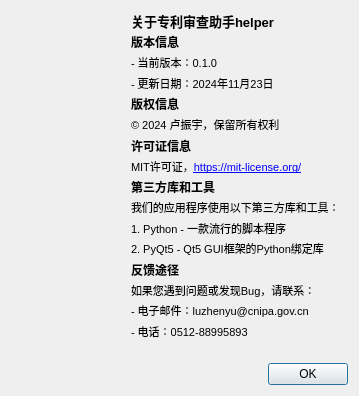
Before: the Qt Designer form src/helper/UI/aboutDialog.ui in chenyulue/helper, drawn with Qt 5.
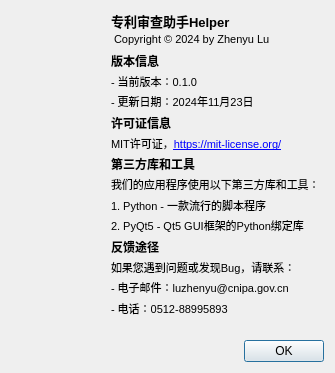
After: the same form once the commit is applied. Icons and pictures are not drawn.

Commit message: add toolbar widgets

What changed in the file:
```diff
--- a/src/helper/UI/aboutDialog.ui
+++ b/src/helper/UI/aboutDialog.ui
@@ -6,8 +6,8 @@
    <rect>
     <x>0</x>
     <y>0</y>
-    <width>359</width>
-    <height>363</height>
+    <width>335</width>
+    <height>344</height>
    </rect>
   </property>
   <property name="sizePolicy">
@@ -42,8 +42,8 @@
        </property>
        <property name="maximumSize">
         <size>
-         <width>100</width>
-         <height>100</height>
+         <width>80</width>
+         <height>80</height>
         </size>
        </property>
        <property name="text">
@@ -66,7 +66,7 @@
         </sizepolicy>
        </property>
        <property name="text">
-        <string>&lt;html&gt;&lt;head/&gt;&lt;body&gt;&lt;p style=&quot;line-height:0.5&quot;&gt;&lt;span style=&quot; font-size:10pt; font-weight:600;&quot;&gt;关于专利审查助手helper&lt;/span&gt;&lt;/p&gt;&lt;p style=&quot;line-height:0.5&quot;&gt;&lt;span style=&quot; font-weight:600;&quot;&gt;版本信息&lt;/span&gt;&lt;/p&gt;&lt;p style=&quot;line-height:0.5&quot;&gt;&lt;span style=&quot; font-size:8pt;&quot;&gt;- 当前版本：0.1.0&lt;/span&gt;&lt;/p&gt;&lt;p style=&quot;line-height:0.5&quot;&gt;&lt;span style=&quot; font-size:8pt;&quot;&gt;- 更新日期：2024年11月23日&lt;/span&gt;&lt;/p&gt;&lt;p style=&quot;line-height:0.5&quot;&gt;&lt;span style=&quot; font-weight:600;&quot;&gt;版权信息&lt;/span&gt;&lt;/p&gt;&lt;p style=&quot;line-height:0.5&quot;&gt;&lt;span style=&quot; font-size:8pt;&quot;&gt;© 2024 卢振宇，保留所有权利 &lt;/span&gt;&lt;/p&gt;&lt;p style=&quot;line-height:0.5&quot;&gt;&lt;span style=&quot; font-weight:600;&quot;&gt;许可证信息&lt;/span&gt;&lt;/p&gt;&lt;p style=&quot;line-height:0.5&quot;&gt;&lt;span style=&quot; font-size:8pt;&quot;&gt;MIT许可证，&lt;a href=&quot;https://mit-license.org/&quot;&gt;https://mit-license.org/&lt;/a&gt;&lt;/span&gt;&lt;/p&gt;&lt;p style=&quot;line-height:0.5&quot;&gt;&lt;span style=&quot; font-weight:600;&quot;&gt;第三方库和工具&lt;/span&gt;&lt;/p&gt;&lt;p style=&quot;line-height:0.5&quot;&gt;&lt;span style=&quot; font-size:8pt;&quot;&gt;我们的应用程序使用以下第三方库和工具： &lt;/span&gt;&lt;/p&gt;&lt;p style=&quot;line-height:0.5&quot;&gt;&lt;span style=&quot; font-size:8pt;&quot;&gt;1. Python - 一款流行的脚本程序&lt;/span&gt;&lt;/p&gt;&lt;p style=&quot;line-height:0.5&quot;&gt;&lt;span style=&quot; font-size:8pt;&quot;&gt;2. PyQt5 - Qt5 GUI框架的Python绑定库&lt;/span&gt;&lt;/p&gt;&lt;p style=&quot;line-height:0.5&quot;&gt;&lt;span style=&quot; font-size:9pt; font-weight:600;&quot;&gt;反馈途径&lt;/span&gt;&lt;/p&gt;&lt;p style=&quot;line-height:0.5&quot;&gt;&lt;span style=&quot; font-size:8pt;&quot;&gt;如果您遇到问题或发现Bug，请联系：&lt;/span&gt;&lt;/p&gt;&lt;p style=&quot;line-height:0.5&quot;&gt;&lt;span style=&quot; font-size:8pt;&quot;&gt;- 电子邮件：luzhenyu@cnipa.gov.cn&lt;/span&gt;&lt;/p&gt;&lt;p style=&quot;line-height:0.5&quot;&gt;&lt;span style=&quot; font-size:8pt;&quot;&gt;- 电话：0512-88995893&lt;/span&gt;&lt;/p&gt;&lt;p style=&quot;line-height:0.5&quot;&gt;&lt;/p&gt;&lt;/body&gt;&lt;/html&gt;</string>
+        <string>&lt;html&gt;&lt;head/&gt;&lt;body&gt;&lt;p style=&quot;line-height:0.5&quot;&gt;&lt;span style=&quot; font-size:10pt; font-weight:600;&quot;&gt;专利审查助手Helper&lt;/span&gt;&lt;/p&gt;&lt;p style=&quot;line-height:0.5&quot;&gt;&lt;span style=&quot; font-size:8pt;&quot;&gt;&amp;nbsp;Copyright © 2024 by Zhenyu Lu &lt;/span&gt;&lt;/p&gt;&lt;p style=&quot;line-height:0.5&quot;&gt;&lt;span style=&quot; font-weight:600;&quot;&gt;版本信息&lt;/span&gt;&lt;/p&gt;&lt;p style=&quot;line-height:0.5&quot;&gt;&lt;span style=&quot; font-size:8pt;&quot;&gt;- 当前版本：0.1.0&lt;/span&gt;&lt;/p&gt;&lt;p style=&quot;line-height:0.5&quot;&gt;&lt;span style=&quot; font-size:8pt;&quot;&gt;- 更新日期：2024年11月23日&lt;/span&gt;&lt;/p&gt;&lt;p style=&quot;line-height:0.5&quot;&gt;&lt;span style=&quot; font-weight:600;&quot;&gt;许可证信息&lt;/span&gt;&lt;/p&gt;&lt;p style=&quot;line-height:0.5&quot;&gt;&lt;span style=&quot; font-size:8pt;&quot;&gt;MIT许可证，&lt;a href=&quot;https://mit-license.org/&quot;&gt;https://mit-license.org/&lt;/a&gt;&lt;/span&gt;&lt;/p&gt;&lt;p style=&quot;line-height:0.5&quot;&gt;&lt;span style=&quot; font-weight:600;&quot;&gt;第三方库和工具&lt;/span&gt;&lt;/p&gt;&lt;p style=&quot;line-height:0.5&quot;&gt;&lt;span style=&quot; font-size:8pt;&quot;&gt;我们的应用程序使用以下第三方库和工具： &lt;/span&gt;&lt;/p&gt;&lt;p style=&quot;line-height:0.5&quot;&gt;&lt;span style=&quot; font-size:8pt;&quot;&gt;1. Python - 一款流行的脚本程序&lt;/span&gt;&lt;/p&gt;&lt;p style=&quot;line-height:0.5&quot;&gt;&lt;span style=&quot; font-size:8pt;&quot;&gt;2. PyQt5 - Qt5 GUI框架的Python绑定库&lt;/span&gt;&lt;/p&gt;&lt;p style=&quot;line-height:0.5&quot;&gt;&lt;span style=&quot; font-size:9pt; font-weight:600;&quot;&gt;反馈途径&lt;/span&gt;&lt;/p&gt;&lt;p style=&quot;line-height:0.5&quot;&gt;&lt;span style=&quot; font-size:8pt;&quot;&gt;如果您遇到问题或发现Bug，请联系：&lt;/span&gt;&lt;/p&gt;&lt;p style=&quot;line-height:0.5&quot;&gt;&lt;span style=&quot; font-size:8pt;&quot;&gt;- 电子邮件：luzhenyu@cnipa.gov.cn&lt;/span&gt;&lt;/p&gt;&lt;p style=&quot;line-height:0.5&quot;&gt;&lt;span style=&quot; font-size:8pt;&quot;&gt;- 电话：0512-88995893&lt;/span&gt;&lt;/p&gt;&lt;p style=&quot;line-height:0.5&quot;&gt;&lt;/p&gt;&lt;/body&gt;&lt;/html&gt;</string>
        </property>
        <property name="textFormat">
         <enum>Qt::AutoText</enum>
```
Left out of the diff: 2 changed lines with no effect on the pictures. The commit also changes 7 other files.
